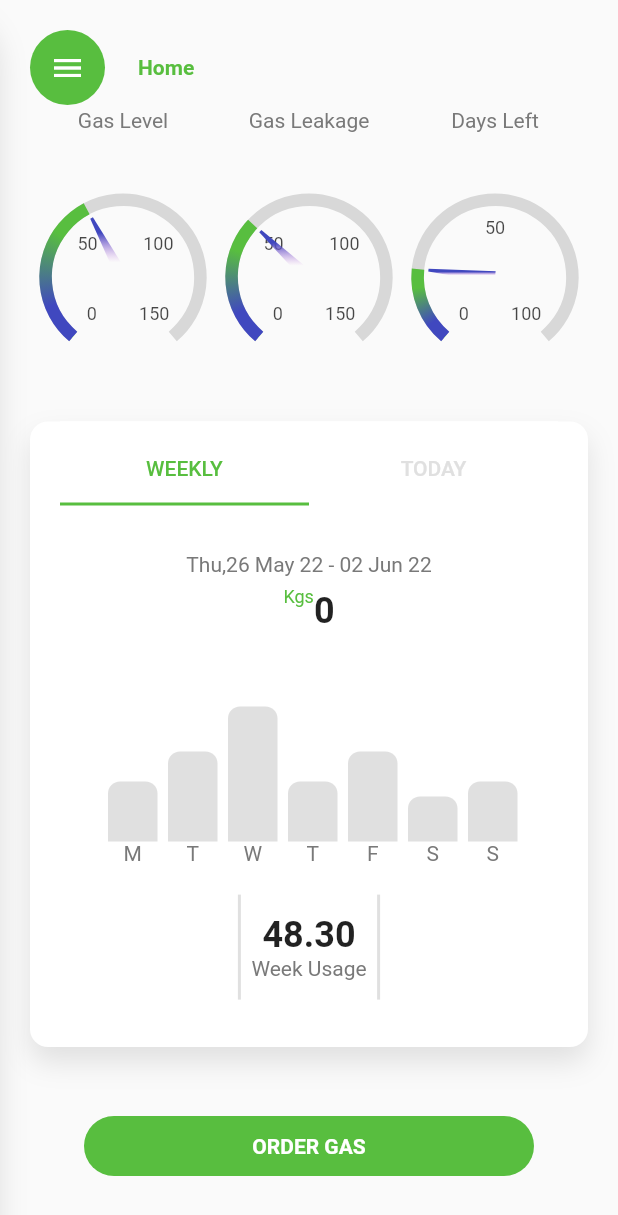
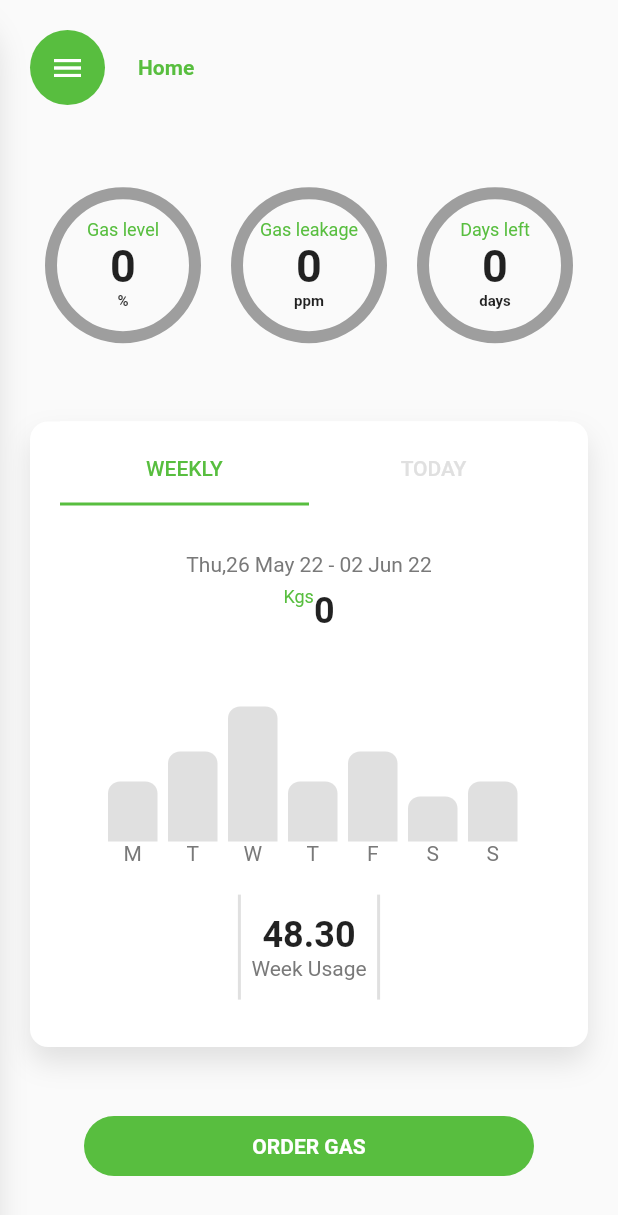
Before and after one commit to lawrencembise/DEVELOPING-DIGITAL-GAS-METER-WITH-DELIVERY-APPLICATION, a Flutter app: the screen it shows once a user with an empty profile is signed in, on a phone screen of 412 x 824 dp. Shown: the top 1215 px of the screen. Run offline on Flutter 3.47's test engine with Material 2 defaults, Android fonts, the phone set to English and light mode, and no system bars; drawn by our look-alikes of syncfusion_flutter_gauges; our stand-ins replace firebase_auth, firebase_core, firebase_database, flutter_bluetooth_serial, get, get_storage and 4 more; accounts and stored records are empty; Roboto replaces fonts that are missing (Poppins).

Commit message:
version 0.2

```diff
--- a/lib/main.dart
+++ b/lib/main.dart
@@ -24,14 +24,13 @@ void main() async  {
           builder: (BuildContext context, AsyncSnapshot<User?> snapshot) {
             if (snapshot.hasData) {
               return HomeScreen();
-              // return MyApp();
             }
             return SignInScreen();
           },
-        ),
+        // ),
       ),
     ),
-  );
+  ));
 }
 
 DatabaseReference dbRef = FirebaseDatabase.instance.reference().child("users");
--- a/lib/screens/homeScreen.dart
+++ b/lib/screens/homeScreen.dart
@@ -1,13 +1,13 @@
 import 'dart:async';
 import 'dart:math';
 
+import 'package:firebase_database/firebase_database.dart';
 import 'package:flutter/material.dart';
 import 'package:mtungi_chap_chap/constants.dart';
 import 'package:mtungi_chap_chap/screens/sidebarScreen.dart';
-import 'package:mtungi_chap_chap/widgets/days_left.dart';
-import 'package:mtungi_chap_chap/widgets/gas_level.dart';
-import 'package:mtungi_chap_chap/widgets/leakage_level.dart';
+import 'package:mtungi_chap_chap/widgets/myDashboard.dart';
 import 'package:mtungi_chap_chap/widgets/statsWidget.dart';
+import 'package:mtungi_chap_chap/main.dart';
 import '../global/userdata.dart';
 
 class HomeScreen extends StatefulWidget {
@@ -17,10 +17,19 @@ class HomeScreen extends StatefulWidget {
 }
 
 class _HomeScreenState extends State<HomeScreen> with TickerProviderStateMixin {
+  String user = userdata?.read("uid");
+
   late Animation<Offset> sidebarAnimation;
   late Animation<double> fadeAnimation;
   late AnimationController sidebarAnimationController;
   Timer? timer;
+
+  bool isLoading = false;
+
+  late AnimationController progressController;
+  late Animation<double> tempAnimation;
+  late Animation<double> humidityAnimation;
+
 
   var sidebarHidden = true;
   String newvalue = "x";
@@ -45,8 +54,33 @@ class _HomeScreenState extends State<HomeScreen> with TickerProviderStateMixin {
         curve: Curves.easeInOut,
       ),
     );
-    // timer = Timer.periodic(Duration(seconds: 15),(Timer t) => checkForNewValue());
+    dbRef.child('${user}').once().then((DataSnapshot snapshot) {
+      double temp = snapshot.value['level'];
+      double humidity = snapshot.value['leakage'];
+
+      isLoading = true;
+      _DashboardInit(temp, humidity);
+    });  }
+
+  _DashboardInit(double temp, double humid) {
+    progressController = AnimationController(
+        vsync: this, duration: Duration(milliseconds: 5000)); //5s
+
+    tempAnimation =
+    Tween<double>(begin: 0, end: temp).animate(progressController)
+      ..addListener(() {
+        setState(() {});
+      });
+
+    humidityAnimation =
+    Tween<double>(begin: 0, end: humid).animate(progressController)
+      ..addListener(() {
+        setState(() {});
+      });
+
+    progressController.forward();
   }
+
 
   @override
   void dispose() {
@@ -58,7 +92,7 @@ class _HomeScreenState extends State<HomeScreen> with TickerProviderStateMixin {
   Widget build(BuildContext context) {
     return SafeArea(
       child: Scaffold(
-        body: Stack(
+        body: isLoading ? Stack(
           children: [
             Padding(
               padding: const EdgeInsets.all(20),
@@ -92,19 +126,7 @@ class _HomeScreenState extends State<HomeScreen> with TickerProviderStateMixin {
                     height: 2.5,
                   ),
                   Expanded(
-                    child: Row(
-                      children: [
-                        Expanded(
-                          child: GasLevel(),
-                        ),
-                        Expanded(
-                          child: LeakageLevel(),
-                        ),
-                        Expanded(
-                          child: DaysLeft(),
-                        ),
-                      ],
-                    ),
+                    child:  MyDashboard(isLoading: isLoading, tempAnimation: tempAnimation, humidityAnimation: humidityAnimation),
                   ),
                   StatsWidget(),
                   const SizedBox(
@@ -156,9 +178,14 @@ class _HomeScreenState extends State<HomeScreen> with TickerProviderStateMixin {
               ),
             ),
           ],
-        ),
-      ),
-    );
+        ): Center(
+          child: Text(
+            'Loading...',
+            style: TextStyle(fontSize: 30, fontWeight: FontWeight.bold),
+          ),
+        ))
+      );
+
   }
 
   // checkForNewValue() {
--- a/lib/screens/otpScreen.dart
+++ b/lib/screens/otpScreen.dart
@@ -112,6 +112,7 @@ class _OTPScreenState extends State<OTPScreen> {
                                 verificationId: _verificationCode, smsCode: v))
                             .then((value) async {
                           if (value.user != null) {
+
                             print("pass to home");
                             userdata?.write("uid", value.user!.uid);
                             userdata?.write("phone", value.user!.phoneNumber);
--- a/lib/screens/settingsScreen.dart
+++ b/lib/screens/settingsScreen.dart
@@ -374,6 +374,9 @@ class _SettingsScreenState extends State<SettingsScreen> {
                   Map userDetails = {
                     "password": passwordTextEditingController.text,
                     "name": firstNameTextEditingController.text,
+                    "phone": userdata?.read("phone"),
+                    "leakage": 0,
+                    "level": 0
                   };
 
                   dbRef.child(userdata?.read("uid")).set(userDetails).then((value) {
--- /dev/null
+++ b/lib/widgets/myDashboard.dart
@@ -0,0 +1,122 @@
+import 'package:flutter/material.dart';
+
+import '../constants.dart';
+import 'CircleProgress.dart';
+
+class MyDashboard extends StatelessWidget {
+  const MyDashboard({
+    Key? key,
+    required this.isLoading,
+    required this.tempAnimation,
+    required this.humidityAnimation,
+  }) : super(key: key);
+
+  final bool isLoading;
+  final Animation<double> tempAnimation;
+  final Animation<double> humidityAnimation;
+
+  @override
+  Widget build(BuildContext context) {
+    return Container(
+        child: isLoading
+            ? Row(
+          mainAxisAlignment: MainAxisAlignment.spaceEvenly,
+          children: <Widget>[
+            Expanded(
+              child: CustomPaint(
+                foregroundPainter:
+                CircleProgress(tempAnimation.value, true),
+                child: Container(
+                  width: 200,
+                  height: 200,
+                  child: Center(
+                    child: Column(
+                      mainAxisAlignment: MainAxisAlignment.center,
+                      children: <Widget>[
+                        Text('Gas level',style: aliens,),
+                        Text(
+                          '${tempAnimation.value.toInt()}',
+                          style: TextStyle(
+                              fontSize: 30,
+                              fontWeight: FontWeight.bold),
+                        ),
+                        Text(
+                          '%',
+                          style: TextStyle(
+                              fontSize: 10,
+                              fontWeight: FontWeight.bold),
+                        ),
+                      ],
+                    ),
+                  ),
+                ),
+              ),
+            ),
+            Expanded(
+              child: CustomPaint(
+                foregroundPainter:
+                CircleProgress(humidityAnimation.value, false),
+                child: Container(
+                  width: 200,
+                  height: 200,
+                  child: Center(
+                    child: Column(
+                      mainAxisAlignment: MainAxisAlignment.center,
+                      children: <Widget>[
+                        Text('Gas leakage',style: aliens,),
+                        Text(
+                          '${humidityAnimation.value.toInt()}',
+                          style: TextStyle(
+                              fontSize: 30,
+                              fontWeight: FontWeight.bold),
+                        ),
+                        Text(
+                          'ppm',
+                          style: TextStyle(
+                              fontSize: 10,
+                              fontWeight: FontWeight.bold),
+                        ),
+                      ],
+                    ),
+                  ),
+                ),
+              ),
+            ),
+            Expanded(
+              child: CustomPaint(
+                foregroundPainter:
+                CircleProgress(humidityAnimation.value, false),
+                child: Container(
+                  width: 200,
+                  height: 200,
+                  child: Center(
+                    child: Column(
+                      mainAxisAlignment: MainAxisAlignment.center,
+                      children: <Widget>[
+                        Text('Days left',style: aliens,),
+                        Text(
+                          '${humidityAnimation.value.toInt()}',
+                          style: TextStyle(
+                              fontSize: 30,
+                              fontWeight: FontWeight.bold),
+                        ),
+                        Text(
+                          'days',
+                          style: TextStyle(
+                              fontSize: 10,
+                              fontWeight: FontWeight.bold),
+                        ),
+                      ],
+                    ),
+                  ),
+                ),
+              ),
+            )
+          ],
+        )
+            : Text(
+          'Loading...',
+          style: TextStyle(fontSize: 30, fontWeight: FontWeight.bold),
+        ));
+  }
+}
--- a/pubspec.yaml
+++ b/pubspec.yaml
@@ -50,6 +50,7 @@ dependencies:
   path: ^1.8.0
   get: ^4.6.1
   flutter_map: ^0.14.0
+  rflutter_alert: ^2.0.4
 
 
 dev_dependencies:
```
Also changed, not shown: lib/screens/signInScreen.dart (+11 -11 lines), lib/screens/testScreen.dart (+188 -0 lines), lib/widgets/CircleProgress.dart (added, +47 -0 lines), lib/widgets/gas_level.dart (+63 -18 lines), assets/pin.png (added), pubspec.lock, 2 other files.
